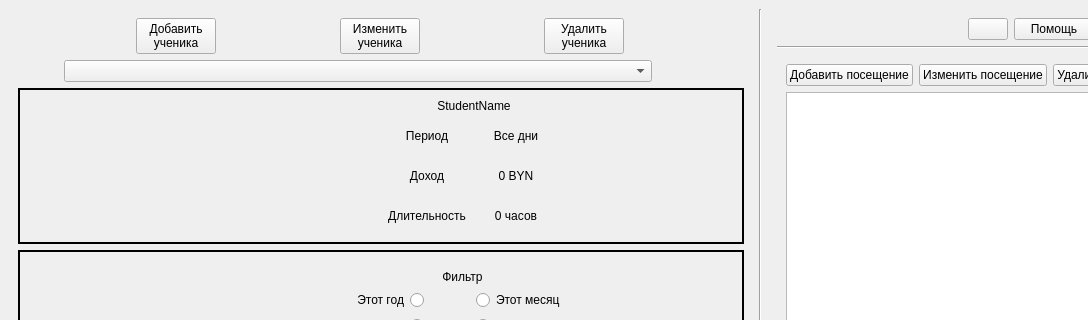
First picture: the form in ui_templates/windows/main_window.ui, repository IliaSuponeff/StudentsAccounting, before the edit; both pictures show x 0 to 1088 and y 0 to 320 of the 1200 by 740 pixel window.
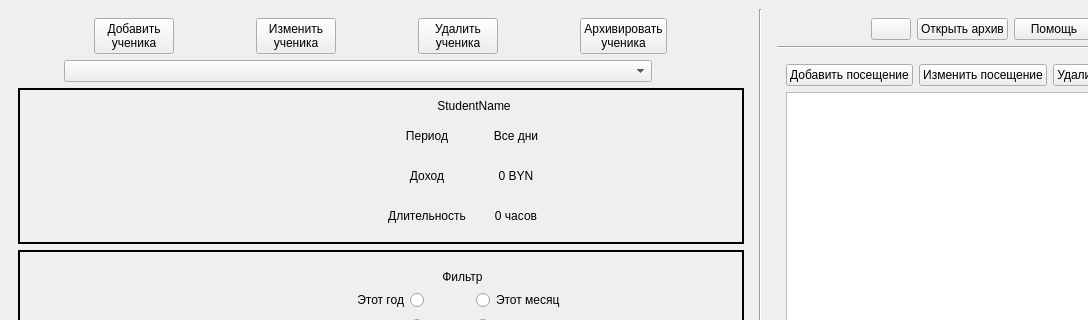
Second picture: the form after the edit.

Commit message: Update database and scripts for it to save some students on archive in database as moving from table 'STUDENTS' to 'ARCHIVE'

```diff
--- a/ui_templates/windows/main_window.ui
+++ b/ui_templates/windows/main_window.ui
@@ -110,6 +110,29 @@
            </property>
           </widget>
          </item>
+         <item>
+          <widget class="QPushButton" name="archivate_student_btn">
+           <property name="sizePolicy">
+            <sizepolicy hsizetype="Fixed" vsizetype="Minimum">
+             <horstretch>0</horstretch>
+             <verstretch>0</verstretch>
+            </sizepolicy>
+           </property>
+           <property name="text">
+            <string>Архивировать
+ученика</string>
+           </property>
+           <property name="iconSize">
+            <size>
+             <width>30</width>
+             <height>30</height>
+            </size>
+           </property>
+           <property name="flat">
+            <bool>false</bool>
+           </property>
+          </widget>
+         </item>
         </layout>
        </item>
        <item>
@@ -803,6 +826,22 @@
            </property>
           </widget>
          </item>
+         <item>
+          <widget class="QPushButton" name="archive_mode_switch_btn">
+           <property name="sizePolicy">
+            <sizepolicy hsizetype="Maximum" vsizetype="Maximum">
+             <horstretch>0</horstretch>
+             <verstretch>0</verstretch>
+            </sizepolicy>
+           </property>
+           <property name="text">
+            <string>Открыть архив</string>
+           </property>
+           <property name="flat">
+            <bool>false</bool>
+           </property>
+          </widget>
+         </item>
          <item>
           <widget class="QPushButton" name="help_btn">
            <property name="sizePolicy">
```
The commit also changes 13 other files.
